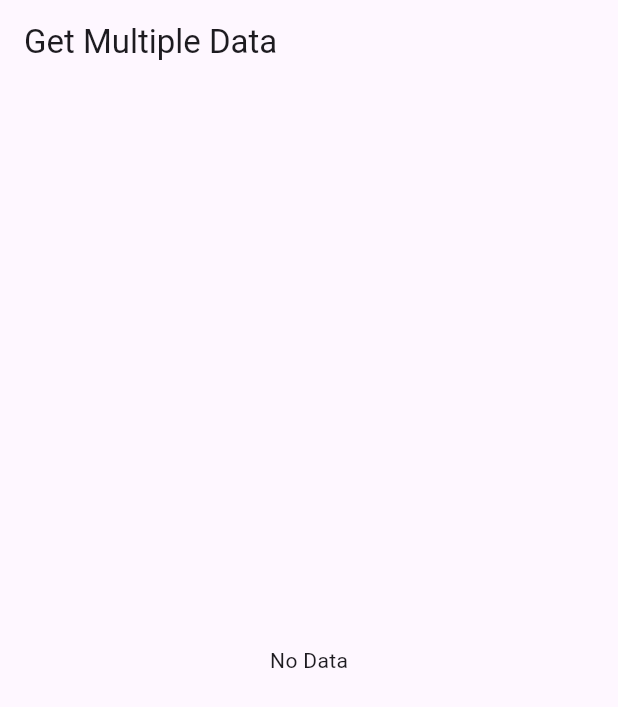
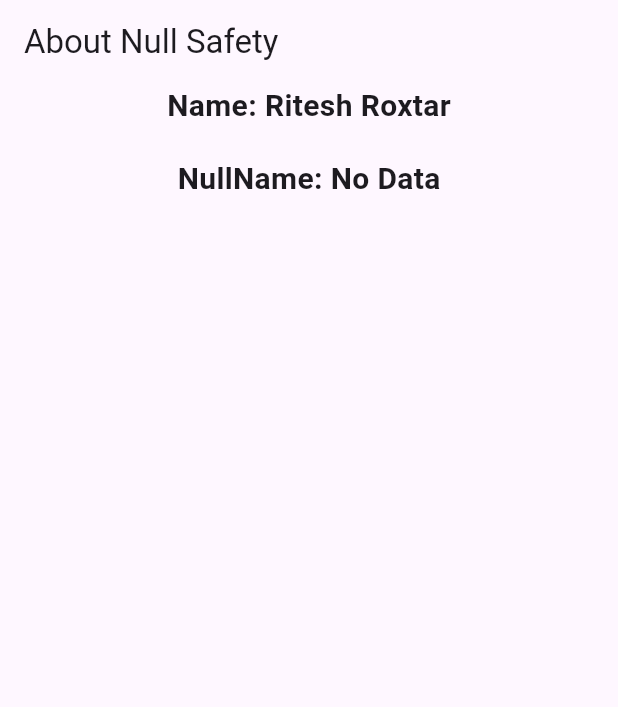
Before and after one commit to riteshnayak04/flutter_common_app, a Flutter app: the screen it shows after launch, on a phone screen of 412 x 824 dp. Shown: the top 707 px of the screen. Run offline on Flutter 3.47's test engine with Material 3 defaults, Android fonts, the light colour scheme and no system bars; our stand-ins replace geolocator, image_picker.

Commit message:
27th change us

```diff
--- /dev/null
+++ b/lib/Presentation/Pages/about_null_page.dart
@@ -0,0 +1,42 @@
+import 'package:flutter/material.dart';
+
+class AboutNullPage extends StatefulWidget {
+  const AboutNullPage({super.key});
+
+  @override
+  State<AboutNullPage> createState() => _AboutNullPageState();
+}
+
+class _AboutNullPageState extends State<AboutNullPage> {
+  String name = 'Ritesh Roxtar';
+  String? nullName;
+  @override
+  Widget build(BuildContext context) {
+    return Scaffold(
+      appBar: AppBar(
+        title: const Text('About Null Safety'),
+      ),
+      body: Center(
+        child: Column(
+          children: [
+            Text(
+              'Name: $name',
+              style: const TextStyle(
+                fontSize: 20,
+                fontWeight: FontWeight.bold,
+              ),
+            ),
+            const SizedBox(height: 20),
+            Text(
+              'NullName: ${nullName ?? 'No Data'}',
+              style: const TextStyle(
+                fontSize: 20,
+                fontWeight: FontWeight.bold,
+              ),
+            ),
+          ],
+        ),
+      ),
+    );
+  }
+}
--- a/lib/main.dart
+++ b/lib/main.dart
@@ -15,6 +15,7 @@ import 'package:flutter_common_widgets/Presentation/Pages/HomePages/get_multiple
 import 'package:flutter_common_widgets/Presentation/Pages/HomePages/get_single_data_page.dart';
 import 'package:flutter_common_widgets/Presentation/Pages/HomePages/stream_get_data_page.dart';
 import 'package:flutter_common_widgets/Presentation/Pages/HomePages/upload_image_page.dart';
+import 'package:flutter_common_widgets/Presentation/Pages/about_null_page.dart';
 import 'package:provider/provider.dart';
 
 void main() {
@@ -67,7 +68,8 @@ class MyApp extends StatelessWidget {
         // home: const FetchDataPage(),
         // home: const StreamGetDataPage(),
         // home: const GetSingleDataPage(),
-        home: const GetMultipleDataPage(),
+        // home: const GetMultipleDataPage(),
+        home: const AboutNullPage(),
       ),
     );
   }
```
